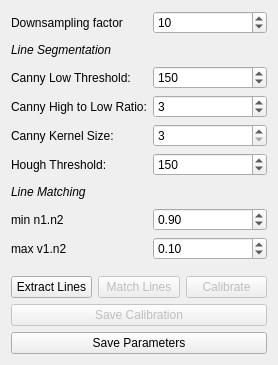
Before: the Qt Designer form gui/config/CCalibFromLinesConfig.ui in MRPT/autocalib-sensor-extrinsics, drawn with Qt 5.
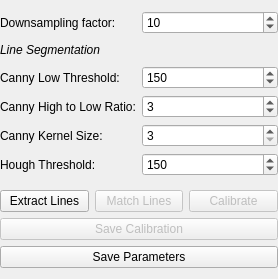
After: the same form once the commit is applied.

Diff of the .ui file:
```diff
--- a/gui/config/CCalibFromLinesConfig.ui
+++ b/gui/config/CCalibFromLinesConfig.ui
@@ -7,15 +7,38 @@
     <x>0</x>
     <y>0</y>
     <width>278</width>
-    <height>365</height>
+    <height>279</height>
    </rect>
   </property>
   <property name="windowTitle">
    <string>Form</string>
   </property>
   <layout class="QVBoxLayout" name="verticalLayout">
+   <property name="leftMargin">
+    <number>0</number>
+   </property>
+   <property name="rightMargin">
+    <number>0</number>
+   </property>
    <item>
     <layout class="QFormLayout" name="formLayout">
+     <item row="0" column="0">
+      <widget class="QLabel" name="downsample_factor_label">
+       <property name="text">
+        <string>Downsampling factor:</string>
+       </property>
+      </widget>
+     </item>
+     <item row="0" column="1">
+      <widget class="QSpinBox" name="downsample_factor_sbox">
+       <property name="minimum">
+        <number>1</number>
+       </property>
+       <property name="value">
+        <number>10</number>
+       </property>
+      </widget>
+     </item>
      <item row="1" column="0">
       <widget class="QLabel" name="segment_label">
        <property name="text">
@@ -125,80 +148,6 @@
        </property>
       </widget>
      </item>
-     <item row="6" column="0">
-      <widget class="QLabel" name="line_matching_label">
-       <property name="text">
-        <string>&lt;html&gt;&lt;head/&gt;&lt;body&gt;&lt;p&gt;&lt;span style=&quot; font-style:italic;&quot;&gt;Line Matching&lt;/span&gt;&lt;/p&gt;&lt;/body&gt;&lt;/html&gt;</string>
-       </property>
-      </widget>
-     </item>
-     <item row="6" column="1">
-      <spacer name="horizontalSpacer">
-       <property name="orientation">
-        <enum>Qt::Horizontal</enum>
-       </property>
-       <property name="sizeHint" stdset="0">
-        <size>
-         <width>40</width>
-         <height>20</height>
-        </size>
-       </property>
-      </spacer>
-     </item>
-     <item row="7" column="0">
-      <widget class="QLabel" name="min_normals_dot_prod_label">
-       <property name="text">
-        <string>min n1.n2</string>
-       </property>
-      </widget>
-     </item>
-     <item row="7" column="1">
-      <widget class="QDoubleSpinBox" name="min_normals_dot_prod_sbox">
-       <property name="maximum">
-        <double>1.000000000000000</double>
-       </property>
-       <property name="singleStep">
-        <double>0.010000000000000</double>
-       </property>
-       <property name="value">
-        <double>0.900000000000000</double>
-       </property>
-      </widget>
-     </item>
-     <item row="8" column="0">
-      <widget class="QLabel" name="max_line_normal_dot_prod_label">
-       <property name="text">
-        <string>max v1.n2</string>
-       </property>
-      </widget>
-     </item>
-     <item row="8" column="1">
-      <widget class="QDoubleSpinBox" name="max_line_normal_dot_prod_sbox">
-       <property name="maximum">
-        <double>1.000000000000000</double>
-       </property>
-       <property name="value">
-        <double>0.100000000000000</double>
-       </property>
-      </widget>
-     </item>
-     <item row="0" column="0">
-      <widget class="QLabel" name="downsample_factor_label">
-       <property name="text">
-        <string>Downsampling factor</string>
-       </property>
-      </widget>
-     </item>
-     <item row="0" column="1">
-      <widget class="QSpinBox" name="downsample_factor_sbox">
-       <property name="minimum">
-        <number>1</number>
-       </property>
-       <property name="value">
-        <number>10</number>
-       </property>
-      </widget>
-     </item>
     </layout>
    </item>
    <item>
```
